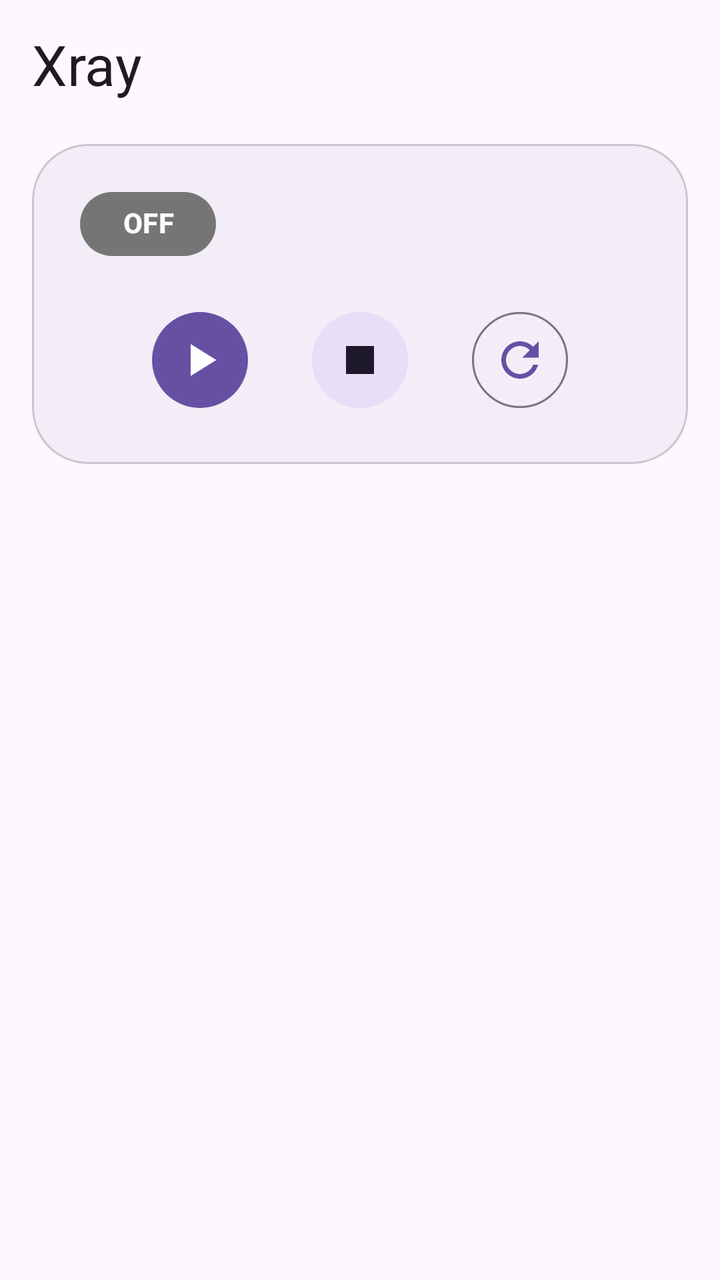
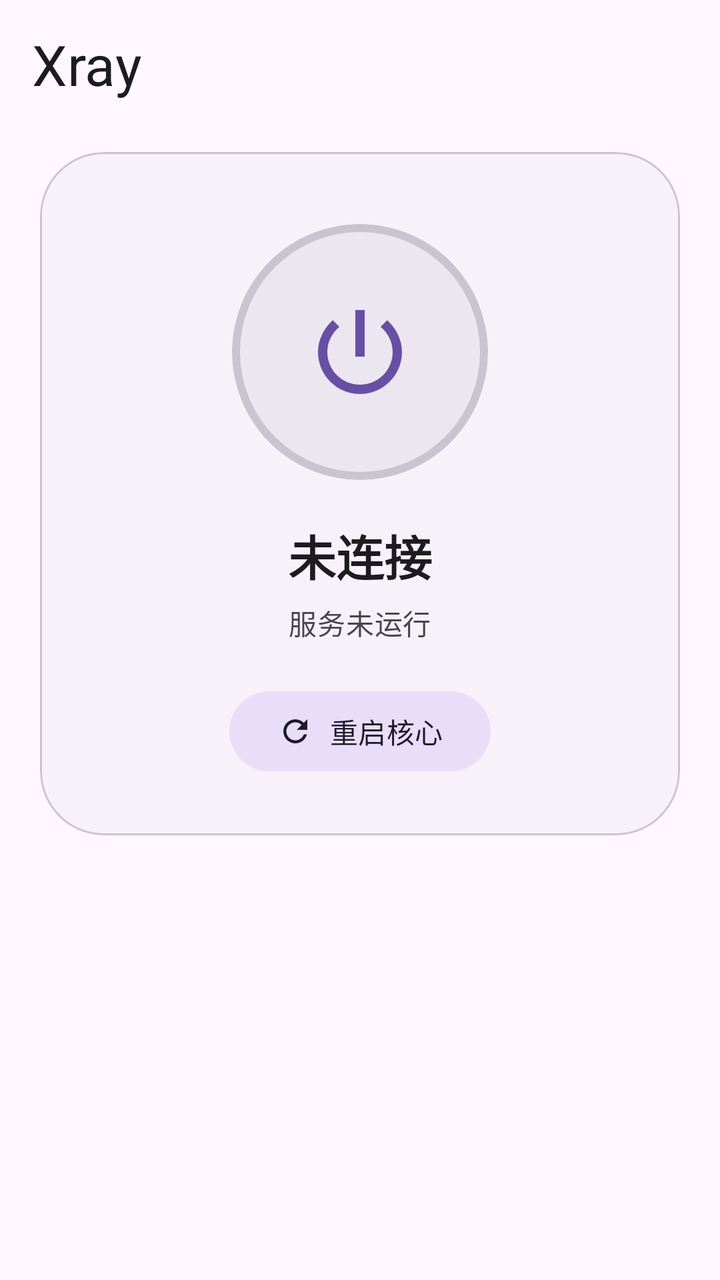

Before-and-after screenshots of an Android layout around one commit, followed by the original layout XML and the change that was made.
<!-- AndroidManifest.xml: activity theme Theme.Xray -->
<!-- res/layout/activity_main.xml -->
<?xml version="1.0" encoding="utf-8"?>
<androidx.coordinatorlayout.widget.CoordinatorLayout
    xmlns:android="http://schemas.android.com/apk/res/android"
    xmlns:app="http://schemas.android.com/apk/res-auto"
    android:id="@+id/root_layout"
    android:layout_width="match_parent"
    android:layout_height="match_parent"
    android:background="?attr/colorSurface">

    <com.google.android.material.appbar.AppBarLayout
        android:id="@+id/appbar"
        android:layout_width="match_parent"
        android:layout_height="wrap_content"
        android:background="?attr/colorSurface"
        app:elevation="0dp">

        <com.google.android.material.appbar.MaterialToolbar
            android:id="@+id/toolbar"
            android:layout_width="match_parent"
            android:layout_height="?attr/actionBarSize"
            app:title="@string/app_name"
            app:titleCentered="false"
            app:titleTextAppearance="?attr/textAppearanceHeadlineMedium" />

        <com.google.android.material.progressindicator.LinearProgressIndicator
            android:id="@+id/progress_bar"
            android:layout_width="match_parent"
            android:layout_height="wrap_content"
            android:indeterminate="true"
            android:visibility="gone" />

    </com.google.android.material.appbar.AppBarLayout>

    <androidx.core.widget.NestedScrollView
        android:id="@+id/nested_scroll_view"
        android:layout_width="match_parent"
        android:layout_height="match_parent"
        app:layout_behavior="@string/appbar_scrolling_view_behavior"
        android:clipToPadding="false"
        android:fillViewport="true">

        <LinearLayout
            android:id="@+id/scroll_content"
            android:layout_width="match_parent"
            android:layout_height="wrap_content"
            android:orientation="vertical"
            android:paddingStart="16dp"
            android:paddingEnd="16dp"
            android:paddingTop="8dp"
            android:paddingBottom="16dp">

            
            <com.google.android.material.card.MaterialCardView
                android:id="@+id/card_hero"
                android:layout_width="match_parent"
                android:layout_height="wrap_content"
                app:cardCornerRadius="28dp"
                app:cardElevation="0dp"
                app:strokeWidth="1dp"
                app:strokeColor="?attr/colorOutlineVariant"
                app:cardBackgroundColor="?attr/colorSurfaceContainer"
                android:layout_marginBottom="16dp">

                <LinearLayout
                    android:layout_width="match_parent"
                    android:layout_height="wrap_content"
                    android:orientation="vertical"
                    android:padding="24dp">

                    
                    <LinearLayout
                        android:layout_width="match_parent"
                        android:layout_height="32dp"
                        android:orientation="horizontal"
                        android:gravity="center_vertical"
                        android:layout_marginBottom="24dp">

                        <TextView
                            android:id="@+id/text_badge_state"
                            android:layout_width="wrap_content"
                            android:layout_height="32dp"
                            android:minWidth="68dp"
                            android:gravity="center"
                            android:paddingStart="16dp"
                            android:paddingEnd="16dp"
                            android:text="OFF"
                            android:textStyle="bold"
                            android:includeFontPadding="false"
                            android:background="@drawable/bg_badge"
                            android:textColor="@android:color/white"
                            android:textAppearance="?attr/textAppearanceLabelLarge" />

                        <View
                            android:layout_width="0dp"
                            android:layout_height="1dp"
                            android:layout_weight="1" />

                        <TextView
                            android:id="@+id/text_pid"
                            android:layout_width="wrap_content"
                            android:layout_height="32dp"
                            android:gravity="center"
                            android:paddingStart="14dp"
                            android:paddingEnd="14dp"
                            android:text="PID: —"
                            android:visibility="gone"
                            android:textStyle="bold"
                            android:includeFontPadding="false"
                            android:background="@drawable/bg_pid_badge"
                            android:textAppearance="?attr/textAppearanceLabelLarge"
                            android:textColor="?attr/colorOnSurfaceVariant" />

                    </LinearLayout>

                    
                    <LinearLayout
                        android:layout_width="match_parent"
                        android:layout_height="wrap_content"
                        android:orientation="horizontal"
                        android:gravity="center">

                        
                        <com.google.android.material.button.MaterialButton
                            android:id="@+id/btn_start"
                            android:layout_width="56dp"
                            android:layout_height="56dp"
                            android:layout_marginEnd="16dp"
                            android:padding="0dp"
                            app:icon="@drawable/ic_play"
                            app:iconSize="28dp"
                            app:iconGravity="textStart"
                            app:cornerRadius="28dp"
                            android:contentDescription="@string/btn_start"
                            style="@style/Widget.Material3.Button.IconButton.Filled" />

                        
                        <com.google.android.material.button.MaterialButton
                            android:id="@+id/btn_stop"
                            android:layout_width="56dp"
                            android:layout_height="56dp"
                            android:layout_marginStart="8dp"
                            android:layout_marginEnd="8dp"
                            android:padding="0dp"
                            app:icon="@drawable/ic_stop"
                            app:iconSize="28dp"
                            app:iconGravity="textStart"
                            app:cornerRadius="28dp"
                            android:contentDescription="@string/btn_stop"
                            style="@style/Widget.Material3.Button.IconButton.Filled.Tonal" />

                        
                        <com.google.android.material.button.MaterialButton
                            android:id="@+id/btn_restart"
                            android:layout_width="56dp"
                            android:layout_height="56dp"
                            android:layout_marginStart="16dp"
                            android:padding="0dp"
                            app:icon="@drawable/ic_refresh"
                            app:iconSize="28dp"
                            app:iconGravity="textStart"
                            app:cornerRadius="28dp"
                            android:contentDescription="@string/btn_restart"
                            style="@style/Widget.Material3.Button.IconButton.Outlined" />

                    </LinearLayout>

                </LinearLayout>

            </com.google.android.material.card.MaterialCardView>

            
            <LinearLayout
                android:id="@+id/container_custom_actions"
                android:layout_width="match_parent"
                android:layout_height="wrap_content"
                android:orientation="vertical" />

        </LinearLayout>

    </androidx.core.widget.NestedScrollView>

</androidx.coordinatorlayout.widget.CoordinatorLayout>
<!-- resources referenced by this layout -->
<resources>
  <!-- drawable bg_badge (drawable) -->
  <?xml version="1.0" encoding="utf-8"?>
  <shape xmlns:android="http://schemas.android.com/apk/res/android"
      android:shape="rectangle">
      <corners android:radius="16dp" />
      <solid android:color="#757575" />
  </shape>
  <!-- drawable bg_pid_badge (drawable) -->
  <?xml version="1.0" encoding="utf-8"?>
  <shape xmlns:android="http://schemas.android.com/apk/res/android"
      android:shape="rectangle">
      <corners android:radius="16dp" />
      <solid android:color="?attr/colorSurfaceContainerHigh" />
      <stroke android:width="1dp" android:color="?attr/colorOutlineVariant" />
  </shape>
  <!-- drawable ic_play (drawable) -->
  <vector xmlns:android="http://schemas.android.com/apk/res/android"
      android:width="20dp"
      android:height="20dp"
      android:viewportWidth="24"
      android:viewportHeight="24">
      <path
          android:fillColor="#FFFFFFFF"
          android:pathData="M8,5.14v13.72L19,12L8,5.14z"/>
  </vector>
  <!-- drawable ic_refresh (drawable) -->
  <vector xmlns:android="http://schemas.android.com/apk/res/android"
      android:width="24dp"
      android:height="24dp"
      android:viewportWidth="24"
      android:viewportHeight="24">
      <path
          android:fillColor="?attr/colorOnSurface"
          android:pathData="M17.65,6.35C16.2,4.9 14.21,4 12,4c-4.42,0 -7.99,3.58 -7.99,8s3.57,8 7.99,8c3.73,0 6.84,-2.55 7.73,-6h-2.08c-0.82,2.33 -3.04,4 -5.65,4 -3.31,0 -6,-2.69 -6,-6s2.69,-6 6,-6c1.66,0 3.14,0.69 4.22,1.78L13,11h7V4l-2.35,2.35z"/>
  </vector>
  <!-- drawable ic_stop (drawable) -->
  <vector xmlns:android="http://schemas.android.com/apk/res/android"
      android:width="20dp"
      android:height="20dp"
      android:viewportWidth="24"
      android:viewportHeight="24">
      <path
          android:fillColor="#FFFFFFFF"
          android:pathData="M6,6h12v12H6z"/>
  </vector>
  <string name="app_name">Xray</string>
  <string name="btn_restart">Restart</string>
  <string name="btn_start">Start</string>
  <string name="btn_stop">Stop</string>
  <style name="Theme.Xray" parent="Theme.Material3.DayNight.NoActionBar">
          <item name="android:statusBarColor">@android:color/transparent</item>
          <item name="android:navigationBarColor">@android:color/transparent</item>
          <item name="android:windowLightStatusBar">true</item>
          <item name="android:windowLightNavigationBar">true</item>
      </style>
</resources>

<!-- the commit's change to res/layout/activity_main.xml (unified diff, before → after) -->
@@ -44,125 +44,95 @@
             android:layout_width="match_parent"
             android:layout_height="wrap_content"
             android:orientation="vertical"
-            android:paddingStart="16dp"
-            android:paddingEnd="16dp"
-            android:paddingTop="8dp"
-            android:paddingBottom="16dp">
+            android:paddingStart="20dp"
+            android:paddingEnd="20dp"
+            android:paddingTop="12dp"
+            android:paddingBottom="24dp">
 
             
             <com.google.android.material.card.MaterialCardView
                 android:id="@+id/card_hero"
                 android:layout_width="match_parent"
                 android:layout_height="wrap_content"
-                app:cardCornerRadius="28dp"
+                app:cardCornerRadius="32dp"
                 app:cardElevation="0dp"
                 app:strokeWidth="1dp"
                 app:strokeColor="?attr/colorOutlineVariant"
-                app:cardBackgroundColor="?attr/colorSurfaceContainer"
-                android:layout_marginBottom="16dp">
+                app:cardBackgroundColor="?attr/colorSurfaceContainerLow"
+                android:layout_marginBottom="20dp">
 
                 <LinearLayout
                     android:layout_width="match_parent"
                     android:layout_height="wrap_content"
                     android:orientation="vertical"
-                    android:padding="24dp">
+                    android:gravity="center_horizontal"
+                    android:paddingTop="36dp"
+                    android:paddingBottom="28dp"
+                    android:paddingStart="24dp"
+                    android:paddingEnd="24dp">
 
                     
-                    <LinearLayout
-                        android:layout_width="match_parent"
-                        android:layout_height="32dp"
-                        android:orientation="horizontal"
-                        android:gravity="center_vertical"
-                        android:layout_marginBottom="24dp">
+                    <com.google.android.material.card.MaterialCardView
+                        android:id="@+id/card_power_outer"
+                        android:layout_width="128dp"
+                        android:layout_height="128dp"
+                        app:cardCornerRadius="64dp"
+                        app:cardElevation="0dp"
+                        app:strokeWidth="4dp"
+                        app:strokeColor="?attr/colorOutlineVariant"
+                        app:cardBackgroundColor="?attr/colorSurfaceContainerHigh">
 
-                        <TextView
-                            android:id="@+id/text_badge_state"
-                            android:layout_width="wrap_content"
-                            android:layout_height="32dp"
-                            android:minWidth="68dp"
-                            android:gravity="center"
-                            android:paddingStart="16dp"
-                            android:paddingEnd="16dp"
-                            android:text="OFF"
-                            android:textStyle="bold"
-                            android:includeFontPadding="false"
-                            android:background="@drawable/bg_badge"
-                            android:textColor="@android:color/white"
-                            android:textAppearance="?attr/textAppearanceLabelLarge" />
+                        <com.google.android.material.button.MaterialButton
+                            android:id="@+id/btn_power_toggle"
+                            android:layout_width="match_parent"
+                            android:layout_height="match_parent"
+                            android:insetTop="0dp"
+                            android:insetBottom="0dp"
+                            android:insetLeft="0dp"
+                            android:insetRight="0dp"
+                            android:padding="0dp"
+                            app:cornerRadius="64dp"
+                            app:icon="@drawable/ic_power"
+                            app:iconSize="56dp"
+                            app:iconGravity="textStart"
+                            android:contentDescription="@string/title_status"
+                            style="@style/Widget.Material3.Button.IconButton" />
 
-                        <View
-                            android:layout_width="0dp"
-                            android:layout_height="1dp"
-                            android:layout_weight="1" />
-
-                        <TextView
-                            android:id="@+id/text_pid"
-                            android:layout_width="wrap_content"
-                            android:layout_height="32dp"
-                            android:gravity="center"
-                            android:paddingStart="14dp"
-                            android:paddingEnd="14dp"
-                            android:text="PID: —"
-                            android:visibility="gone"
-                            android:textStyle="bold"
-                            android:includeFontPadding="false"
-                            android:background="@drawable/bg_pid_badge"
-                            android:textAppearance="?attr/textAppearanceLabelLarge"
-                            android:textColor="?attr/colorOnSurfaceVariant" />
-
-                    </LinearLayout>
+                    </com.google.android.material.card.MaterialCardView>
 
                     
-                    <LinearLayout
-                        android:layout_width="match_parent"
+                    <TextView
+                        android:id="@+id/text_status_title"
+                        android:layout_width="wrap_content"
                         android:layout_height="wrap_content"
-                        android:orientation="horizontal"
-                        android:gravity="center">
+                        android:layout_marginTop="20dp"
+                        android:text="@string/state_off"
+                        android:textStyle="bold"
+                        android:textAppearance="?attr/textAppearanceHeadlineSmall"
+                        android:textColor="?attr/colorOnSurface" />
 
-                        
-                        <com.google.android.material.button.MaterialButton
-                            android:id="@+id/btn_start"
-                            android:layout_width="56dp"
-                            android:layout_height="56dp"
-                            android:layout_marginEnd="16dp"
-                            android:padding="0dp"
-                            app:icon="@drawable/ic_play"
-                            app:iconSize="28dp"
-                            app:iconGravity="textStart"
-                            app:cornerRadius="28dp"
-                            android:contentDescription="@string/btn_start"
-                            style="@style/Widget.Material3.Button.IconButton.Filled" />
+                    
+                    <TextView
+                        android:id="@+id/text_status_subtitle"
+                        android:layout_width="wrap_content"
+                        android:layout_height="wrap_content"
+                        android:layout_marginTop="6dp"
+                        android:text="@string/status_not_running"
+                        android:textAppearance="?attr/textAppearanceBodyMedium"
+                        android:textColor="?attr/colorOnSurfaceVariant"
+                        android:typeface="monospace" />
 
-                        
-                        <com.google.android.material.button.MaterialButton
-                            android:id="@+id/btn_stop"
-                            android:layout_width="56dp"
-                            android:layout_height="56dp"
-                            android:layout_marginStart="8dp"
-                            android:layout_marginEnd="8dp"
-                            android:padding="0dp"
-                            app:icon="@drawable/ic_stop"
-                            app:iconSize="28dp"
-                            app:iconGravity="textStart"
-                            app:cornerRadius="28dp"
-                            android:contentDescription="@string/btn_stop"
-                            style="@style/Widget.Material3.Button.IconButton.Filled.Tonal" />
-
-                        
-                        <com.google.android.material.button.MaterialButton
-                            android:id="@+id/btn_restart"
-                            android:layout_width="56dp"
-                            android:layout_height="56dp"
-                            android:layout_marginStart="16dp"
-                            android:padding="0dp"
-                            app:icon="@drawable/ic_refresh"
-                            app:iconSize="28dp"
-                            app:iconGravity="textStart"
-                            app:cornerRadius="28dp"
-                            android:contentDescription="@string/btn_restart"
-                            style="@style/Widget.Material3.Button.IconButton.Outlined" />
-
-                    </LinearLayout>
+                    
+                    <com.google.android.material.button.MaterialButton
+                        android:id="@+id/btn_restart"
+                        android:layout_width="wrap_content"
+                        android:layout_height="wrap_content"
+                        android:layout_marginTop="20dp"
+                        android:text="@string/btn_restart_core"
+                        app:icon="@drawable/ic_refresh"
+                        app:iconSize="18dp"
+                        app:cornerRadius="20dp"
+                        style="@style/Widget.Material3.Button.TonalButton" />
 
                 </LinearLayout>
 
<!-- resource entries referenced after the edit -->
@@ -1,29 +1,14 @@
 <!-- resources referenced by this layout -->
 <resources>
-  <!-- drawable bg_badge (drawable) -->
-  <?xml version="1.0" encoding="utf-8"?>
-  <shape xmlns:android="http://schemas.android.com/apk/res/android"
-      android:shape="rectangle">
-      <corners android:radius="16dp" />
-      <solid android:color="#757575" />
-  </shape>
-  <!-- drawable bg_pid_badge (drawable) -->
-  <?xml version="1.0" encoding="utf-8"?>
-  <shape xmlns:android="http://schemas.android.com/apk/res/android"
-      android:shape="rectangle">
-      <corners android:radius="16dp" />
-      <solid android:color="?attr/colorSurfaceContainerHigh" />
-      <stroke android:width="1dp" android:color="?attr/colorOutlineVariant" />
-  </shape>
-  <!-- drawable ic_play (drawable) -->
+  <!-- drawable ic_power (drawable) -->
   <vector xmlns:android="http://schemas.android.com/apk/res/android"
-      android:width="20dp"
-      android:height="20dp"
+      android:width="48dp"
+      android:height="48dp"
       android:viewportWidth="24"
       android:viewportHeight="24">
       <path
           android:fillColor="#FFFFFFFF"
-          android:pathData="M8,5.14v13.72L19,12L8,5.14z"/>
+          android:pathData="M13,3h-2v10h2V3zM17.83,5.17l-1.42,1.42C18.17,8.08 19,10.02 19,12c0,3.87 -3.13,7 -7,7s-7,-3.13 -7,-7c0,-1.98 0.83,-3.92 2.58,-5.41L6.17,5.17C4.19,6.97 3,9.45 3,12c0,4.97 4.03,9 9,9s9,-4.03 9,-9c0,-2.55 -1.19,-5.03 -3.17,-6.83z"/>
   </vector>
   <!-- drawable ic_refresh (drawable) -->
   <vector xmlns:android="http://schemas.android.com/apk/res/android"
@@ -35,20 +20,11 @@
           android:fillColor="?attr/colorOnSurface"
           android:pathData="M17.65,6.35C16.2,4.9 14.21,4 12,4c-4.42,0 -7.99,3.58 -7.99,8s3.57,8 7.99,8c3.73,0 6.84,-2.55 7.73,-6h-2.08c-0.82,2.33 -3.04,4 -5.65,4 -3.31,0 -6,-2.69 -6,-6s2.69,-6 6,-6c1.66,0 3.14,0.69 4.22,1.78L13,11h7V4l-2.35,2.35z"/>
   </vector>
-  <!-- drawable ic_stop (drawable) -->
-  <vector xmlns:android="http://schemas.android.com/apk/res/android"
-      android:width="20dp"
-      android:height="20dp"
-      android:viewportWidth="24"
-      android:viewportHeight="24">
-      <path
-          android:fillColor="#FFFFFFFF"
-          android:pathData="M6,6h12v12H6z"/>
-  </vector>
   <string name="app_name">Xray</string>
-  <string name="btn_restart">Restart</string>
-  <string name="btn_start">Start</string>
-  <string name="btn_stop">Stop</string>
+  <string name="btn_restart_core">重启核心</string>
+  <string name="state_off">未连接</string>
+  <string name="status_not_running">服务未运行</string>
+  <string name="title_status">Current Status</string>
   <style name="Theme.Xray" parent="Theme.Material3.DayNight.NoActionBar">
           <item name="android:statusBarColor">@android:color/transparent</item>
           <item name="android:navigationBarColor">@android:color/transparent</item>
